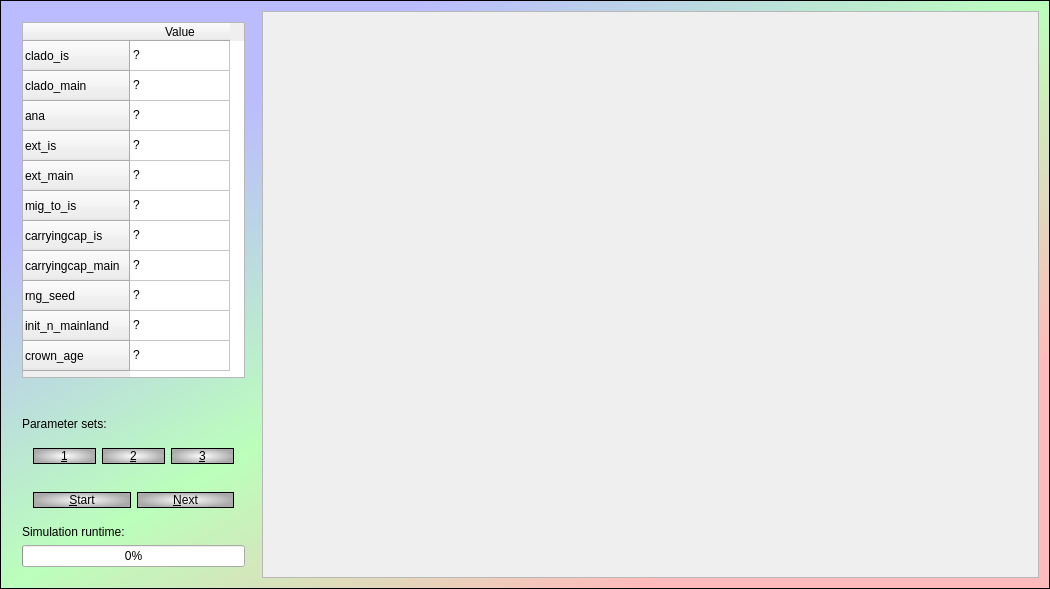
The window that elly_qtmaindialog.ui (richelbilderbeek/pbdmms) describes before a commit, drawn with Qt 5.
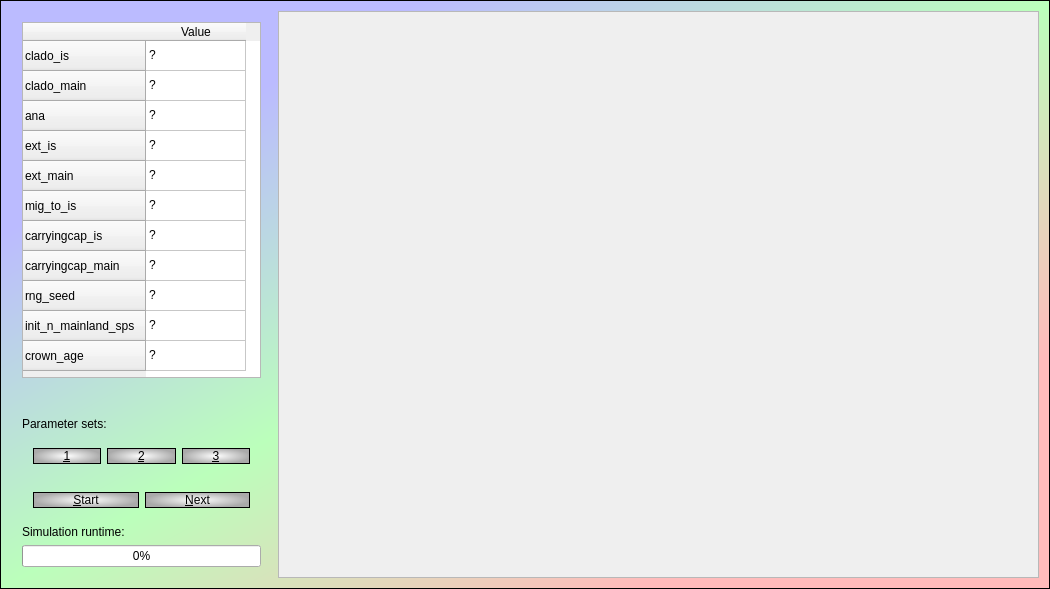
The same window after the commit.

Commit message: changed init_n_mainland to init_n_mainland_sps

```diff
--- a/elly_qtmaindialog.ui
+++ b/elly_qtmaindialog.ui
@@ -91,7 +91,7 @@
         </row>
         <row>
          <property name="text">
-          <string>init_n_mainland</string>
+          <string>init_n_mainland_sps</string>
          </property>
         </row>
         <row>
@@ -261,8 +261,8 @@
        <rect>
         <x>0</x>
         <y>0</y>
-        <width>766</width>
-        <height>567</height>
+        <width>755</width>
+        <height>569</height>
        </rect>
       </property>
      </widget>
```
The commit also changes 7 other files.
